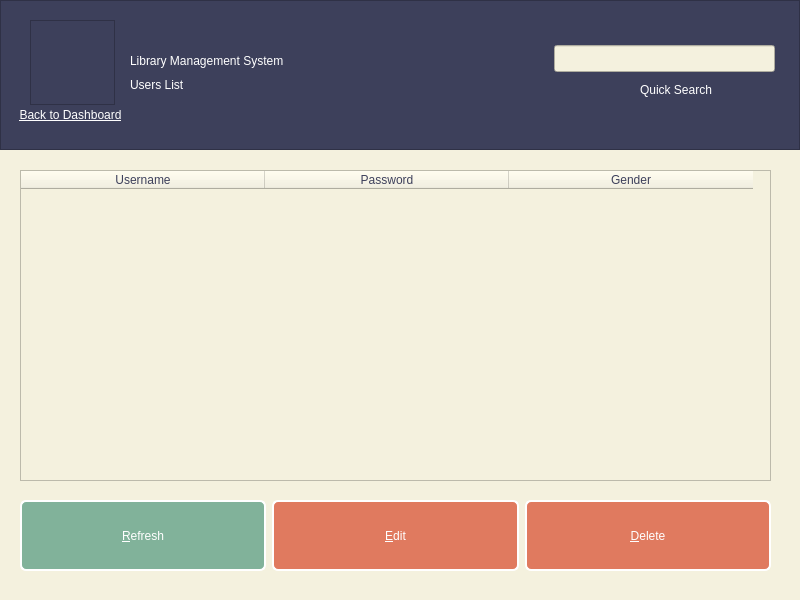
The window that edit_user_profile.ui (kianmajl/Library) describes before a commit, drawn with Qt 5.
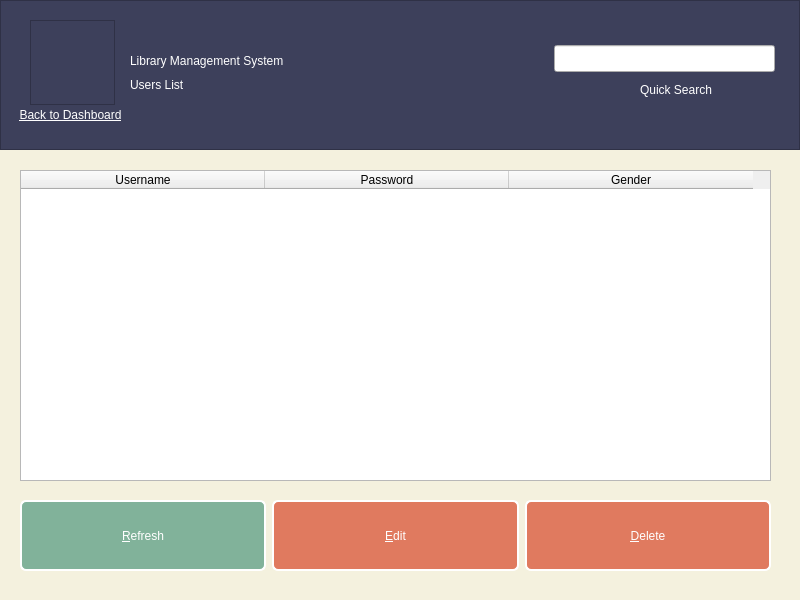
The same window after the commit. Icons and pictures are not drawn.

The edit to the form file:
```diff
--- a/edit_user_profile.ui
+++ b/edit_user_profile.ui
@@ -18,7 +18,7 @@
     <normaloff>:/icons/icons/library.png</normaloff>:/icons/icons/library.png</iconset>
   </property>
   <property name="styleSheet">
-   <string notr="true">QWidget
+   <string notr="true">#Edit_User_profile
 {
 	background-color: rgb(244, 241, 222);
 	color: rgb(61, 64, 91);
@@ -174,6 +174,12 @@
    <property name="styleSheet">
     <string notr="true"/>
    </property>
+   <property name="alternatingRowColors">
+    <bool>true</bool>
+   </property>
+   <property name="selectionMode">
+    <enum>QAbstractItemView::SingleSelection</enum>
+   </property>
    <property name="selectionBehavior">
     <enum>QAbstractItemView::SelectRows</enum>
    </property>
```
